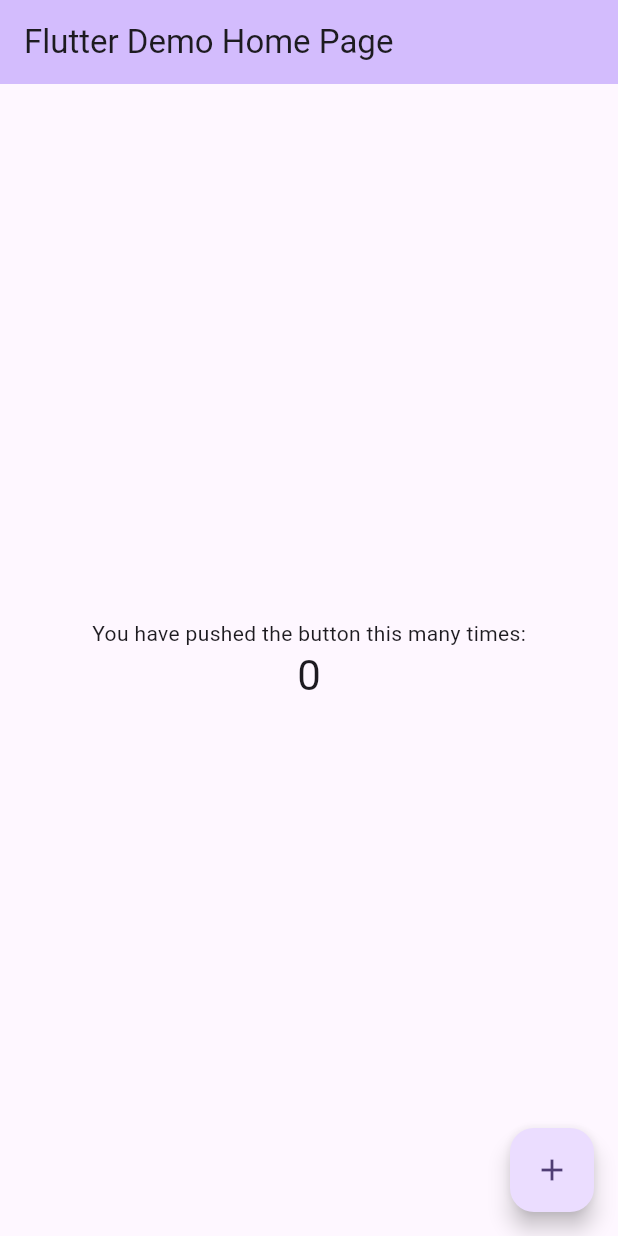
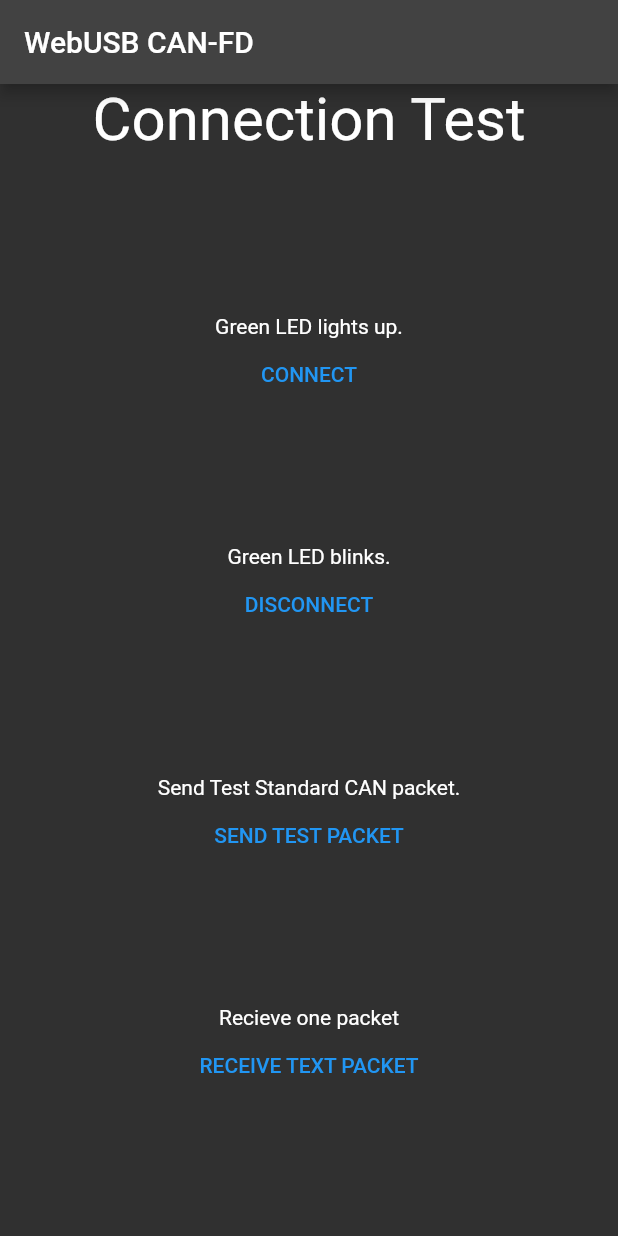
Before and after one commit to sicrisembay/webusb_canfd, a Flutter app: the screen it shows after launch, on a phone screen of 412 x 824 dp. Run offline on Flutter 3.47's test engine with Material 2 defaults, Android fonts, the phone set to English and light mode, and no system bars; missing offline and left inert: usb_device.

Commit message:
+ updated webusb test ui

```diff
--- /dev/null
+++ b/lib/components/command_frame.dart
@@ -0,0 +1,26 @@
+import 'dart:typed_data';
+
+/*
+ * Frame Format
+ *   TAG        : 1 byte
+ *   Length     : 2 bytes
+ *   Packet Seq : 2 bytes
+ *   Payload    : N Bytes
+ *   Checksum   : 1 byte
+ */
+// Size in bytes
+const int kSizeTagSof = 1;
+const int kSizeLength = 2;
+const int kSizePacktSeq = 2;
+const int kSizeCheckSum = 1;
+const int kSizeFrameOverhead =
+    kSizeTagSof + kSizeLength + kSizePacktSeq + kSizeCheckSum;
+
+const int kTagSof = 0xff;
+const int kCmdConnect = 0x01;
+const int kCmdSendCan = 0x10;
+
+final Uint8List connectPacket = Uint8List.fromList(
+    [kTagSof, 0x08, 0x00, 0x00, 0x00, kCmdConnect, 0x01, 0xF7]);
+final Uint8List disconnectPacket = Uint8List.fromList(
+    [kTagSof, 0x08, 0x00, 0x00, 0x00, kCmdConnect, 0x02, 0xF6]);
--- a/lib/main.dart
+++ b/lib/main.dart
@@ -1,4 +1,10 @@
+import 'dart:convert';
+import 'dart:typed_data';
+
+import 'package:flutter/foundation.dart';
 import 'package:flutter/material.dart';
+import 'package:usb_device/usb_device.dart';
+import 'package:webusb_canfd/components/webusb.dart';
 
 void main() {
   runApp(const MyApp());
@@ -7,46 +13,18 @@
 class MyApp extends StatelessWidget {
   const MyApp({super.key});
 
-  // This widget is the root of your application.
   @override
   Widget build(BuildContext context) {
     return MaterialApp(
-      title: 'Flutter Demo',
-      theme: ThemeData(
-        // This is the theme of your application.
-        //
-        // TRY THIS: Try running your application with "flutter run". You'll see
-        // the application has a blue toolbar. Then, without quitting the app,
-        // try changing the seedColor in the colorScheme below to Colors.green
-        // and then invoke "hot reload" (save your changes or press the "hot
-        // reload" button in a Flutter-supported IDE, or press "r" if you used
-        // the command line to start the app).
-        //
-        // Notice that the counter didn't reset back to zero; the application
-        // state is not lost during the reload. To reset the state, use hot
-        // restart instead.
-        //
-        // This works for code too, not just values: Most code changes can be
-        // tested with just a hot reload.
-        colorScheme: ColorScheme.fromSeed(seedColor: Colors.deepPurple),
-        useMaterial3: true,
-      ),
-      home: const MyHomePage(title: 'Flutter Demo Home Page'),
+      title: 'WebUSB CAN-FD',
+      theme: ThemeData.dark(),
+      home: const MyHomePage(title: 'WebUSB CAN-FD'),
     );
   }
 }
 
 class MyHomePage extends StatefulWidget {
   const MyHomePage({super.key, required this.title});
-
-  // This widget is the home page of your application. It is stateful, meaning
-  // that it has a State object (defined below) that contains fields that affect
-  // how it looks.
-
-  // This class is the configuration for the state. It holds the values (in this
-  // case the title) provided by the parent (in this case the App widget) and
-  // used by the build method of the State. Fields in a Widget subclass are
-  // always marked "final".
 
   final String title;
 
@@ -55,71 +33,117 @@
 }
 
 class _MyHomePageState extends State<MyHomePage> {
-  int _counter = 0;
+  final WebUsbDevice webUsbDevice = WebUsbDevice();
+  late String rxTestPacket;
 
-  void _incrementCounter() {
-    setState(() {
-      // This call to setState tells the Flutter framework that something has
-      // changed in this State, which causes it to rerun the build method below
-      // so that the display can reflect the updated values. If we changed
-      // _counter without calling setState(), then the build method would not be
-      // called again, and so nothing would appear to happen.
-      _counter++;
-    });
+  @override
+  void initState() {
+    /// TODO
+    super.initState();
+  }
+
+  @override
+  void dispose() {
+    webUsbDevice.disconnect();
+    super.dispose();
   }
 
   @override
   Widget build(BuildContext context) {
-    // This method is rerun every time setState is called, for instance as done
-    // by the _incrementCounter method above.
-    //
-    // The Flutter framework has been optimized to make rerunning build methods
-    // fast, so that you can just rebuild anything that needs updating rather
-    // than having to individually change instances of widgets.
     return Scaffold(
       appBar: AppBar(
-        // TRY THIS: Try changing the color here to a specific color (to
-        // Colors.amber, perhaps?) and trigger a hot reload to see the AppBar
-        // change color while the other colors stay the same.
-        backgroundColor: Theme.of(context).colorScheme.inversePrimary,
-        // Here we take the value from the MyHomePage object that was created by
-        // the App.build method, and use it to set our appbar title.
         title: Text(widget.title),
       ),
       body: Center(
-        // Center is a layout widget. It takes a single child and positions it
-        // in the middle of the parent.
         child: Column(
-          // Column is also a layout widget. It takes a list of children and
-          // arranges them vertically. By default, it sizes itself to fit its
-          // children horizontally, and tries to be as tall as its parent.
-          //
-          // Column has various properties to control how it sizes itself and
-          // how it positions its children. Here we use mainAxisAlignment to
-          // center the children vertically; the main axis here is the vertical
-          // axis because Columns are vertical (the cross axis would be
-          // horizontal).
-          //
-          // TRY THIS: Invoke "debug painting" (choose the "Toggle Debug Paint"
-          // action in the IDE, or press "p" in the console), to see the
-          // wireframe for each widget.
           mainAxisAlignment: MainAxisAlignment.center,
           children: <Widget>[
-            const Text(
-              'You have pushed the button this many times:',
+            Expanded(
+              flex: 1,
+              child: const Text(
+                'Connection Test',
+                style: TextStyle(fontSize: 40.0),
+              ),
             ),
-            Text(
-              '$_counter',
-              style: Theme.of(context).textTheme.headlineMedium,
+            Expanded(
+              flex: 1,
+              child: Column(children: [
+                const Text(
+                  'Green LED lights up.',
+                ),
+                TextButton(
+                  onPressed: () async {
+                    await webUsbDevice.connect();
+                  },
+                  child: Text('CONNECT'),
+                ),
+              ]),
             ),
+            Expanded(
+              flex: 1,
+              child: Column(
+                children: [
+                  const Text('Green LED blinks.'),
+                  TextButton(
+                      onPressed: () async {
+                        webUsbDevice.disconnect();
+                      },
+                      child: Text('DISCONNECT')),
+                ],
+              ),
+            ),
+            Expanded(
+              flex: 1,
+              child: Column(children: [
+                const Text('Send Test Standard CAN packet.'),
+                TextButton(
+                    onPressed: () async {
+                      await webUsbDevice.sendStandardCan(
+                          0x123, Uint8List.fromList([1, 2, 3, 4, 5, 6, 7, 8]));
+                    },
+                    child: const Text('SEND TEST PACKET')),
+              ]),
+            ),
+            Expanded(
+                flex: 1,
+                child: Column(
+                  children: [
+                    const Text('Recieve one packet'),
+                    TextButton(
+                        onPressed: () async {
+                          rxTestPacket =
+                              await webUsbDevice.receiveStandardCAN();
+                          print(rxTestPacket);
+                        },
+                        child: Text('RECEIVE TEXT PACKET')),
+                  ],
+                )),
+            // Expanded(
+            //   flex: 10,
+            //   child: Column(children: [
+            //     const Text('CAN received packet'),
+            //     Expanded(
+            //       child: Container(
+            //         padding: EdgeInsets.all(10.0),
+            //         child: CustomScrollView(slivers: [
+            //           SliverList(
+            //             delegate: SliverChildBuilderDelegate(
+            //               // The builder function returns a ListTile with a title that
+            //               // displays the index of the current item.
+            //               (context, index) =>
+            //                   ListTile(title: Text('Item #$index')),
+            //               // Builds 1000 ListTiles
+            //               childCount: 1000,
+            //             ),
+            //           ),
+            //         ]),
+            //       ),
+            //     ),
+            //   ]),
+            // ),
           ],
         ),
       ),
-      floatingActionButton: FloatingActionButton(
-        onPressed: _incrementCounter,
-        tooltip: 'Increment',
-        child: const Icon(Icons.add),
-      ), // This trailing comma makes auto-formatting nicer for build methods.
     );
   }
 }
```
Also changed, not shown: lib/components/webusb.dart (added, +174 -0 lines), pubspec.yaml (+2 -68 lines), 2 other files.
